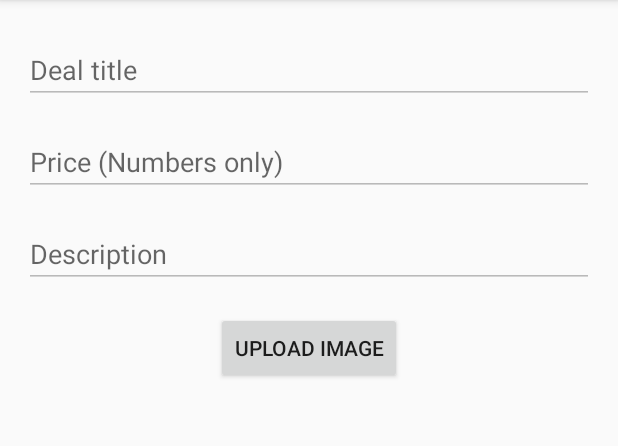
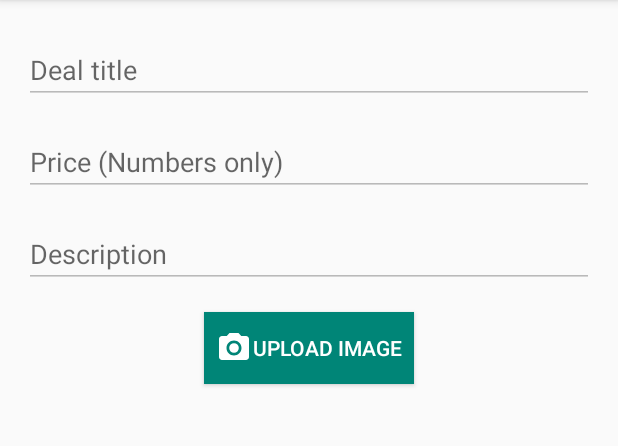
Before and after one commit to rock16/ALC-4.0.2-phase1-challenge, an Android app: the DealActivity screen opened directly, with no data from a screen before it, on a phone screen of 412 x 824 dp, the part 84-530 px from its top. Run offline under Robolectric (Android 15) with nearby library versions, the phone set to English and light mode, and no system bars; our stand-ins replace Firebase (no records; nobody signed in at launch, a user with empty details on screens opened directly), Picasso; libraries missing offline, so code that uses them is left out: com.firebase.ui.

```diff
--- a/app/build.gradle
+++ b/app/build.gradle
@@ -37,7 +37,6 @@ dependencies {
     implementation 'androidx.recyclerview:recyclerview:1.0.0'
     // Picasso
     implementation 'com.squareup.picasso:picasso:2.71828'
-    implementation 'androidx.cardview:cardview:1.0.0'
 }
 
 apply plugin: 'com.google.gms.google-services'
--- a/app/src/main/java/com/rockokechukwu/travelmantics/util/FirebaseUtil.java
+++ b/app/src/main/java/com/rockokechukwu/travelmantics/util/FirebaseUtil.java
@@ -93,8 +93,6 @@ public class FirebaseUtil {
 
             @Override
             public void onChildChanged(@NonNull DataSnapshot dataSnapshot, @Nullable String s) {
-                FirebaseUtil.isAdmin = true;
-                caller.showMenu();
             }
 
             @Override
--- a/app/src/main/res/drawable/ic_photo_camera_black_24dp.xml
+++ b/app/src/main/res/drawable/ic_photo_camera_black_24dp.xml
@@ -4,9 +4,9 @@
         android:viewportWidth="24.0"
         android:viewportHeight="24.0">
     <path
-        android:fillColor="#FF000000"
+        android:fillColor="#FFFFFFFF"
         android:pathData="M12,12m-3.2,0a3.2,3.2 0,1 1,6.4 0a3.2,3.2 0,1 1,-6.4 0"/>
     <path
-        android:fillColor="#FF000000"
+        android:fillColor="#FFFFFFFF"
         android:pathData="M9,2L7.17,4L4,4c-1.1,0 -2,0.9 -2,2v12c0,1.1 0.9,2 2,2h16c1.1,0 2,-0.9 2,-2L22,6c0,-1.1 -0.9,-2 -2,-2h-3.17L15,2L9,2zM12,17c-2.76,0 -5,-2.24 -5,-5s2.24,-5 5,-5 5,2.24 5,5 -2.24,5 -5,5z"/>
 </vector>
--- a/app/src/main/res/layout/activity_deal.xml
+++ b/app/src/main/res/layout/activity_deal.xml
@@ -58,6 +58,12 @@
         android:layout_marginEnd="@dimen/text_margin_standard"
         android:layout_marginRight="@dimen/text_margin_standard"
         android:text="Upload Image"
+        android:drawableLeft="@drawable/ic_photo_camera_black_24dp"
+        android:background="@color/colorPrimary"
+        android:textColor="@color/text_white"
+        android:paddingEnd="@dimen/button_padding"
+        android:paddingRight="@dimen/button_padding"
+        android:paddingLeft="@dimen/button_padding"
         app:layout_constraintEnd_toEndOf="parent"
         app:layout_constraintStart_toStartOf="parent"
         app:layout_constraintTop_toBottomOf="@+id/description" />
--- a/app/src/main/res/values/colors.xml
+++ b/app/src/main/res/values/colors.xml
@@ -3,4 +3,5 @@
     <color name="colorPrimary">#008577</color>
     <color name="colorPrimaryDark">#00574B</color>
     <color name="colorAccent">#D81B60</color>
+    <color name="text_white">#FFFFFFFF</color>
 </resources>
--- a/app/src/main/res/values/dimens.xml
+++ b/app/src/main/res/values/dimens.xml
@@ -6,4 +6,5 @@
     <dimen name="text_price">18sp</dimen>
     <dimen name="divider_height">1px</dimen>
     <dimen name="divider_width">1px</dimen>
+    <dimen name="button_padding">8dp</dimen>
 </resources>
```
Also changed, not shown: app/src/main/java/com/rockokechukwu/travelmantics/ListActivity.java (+9 -3 lines).
